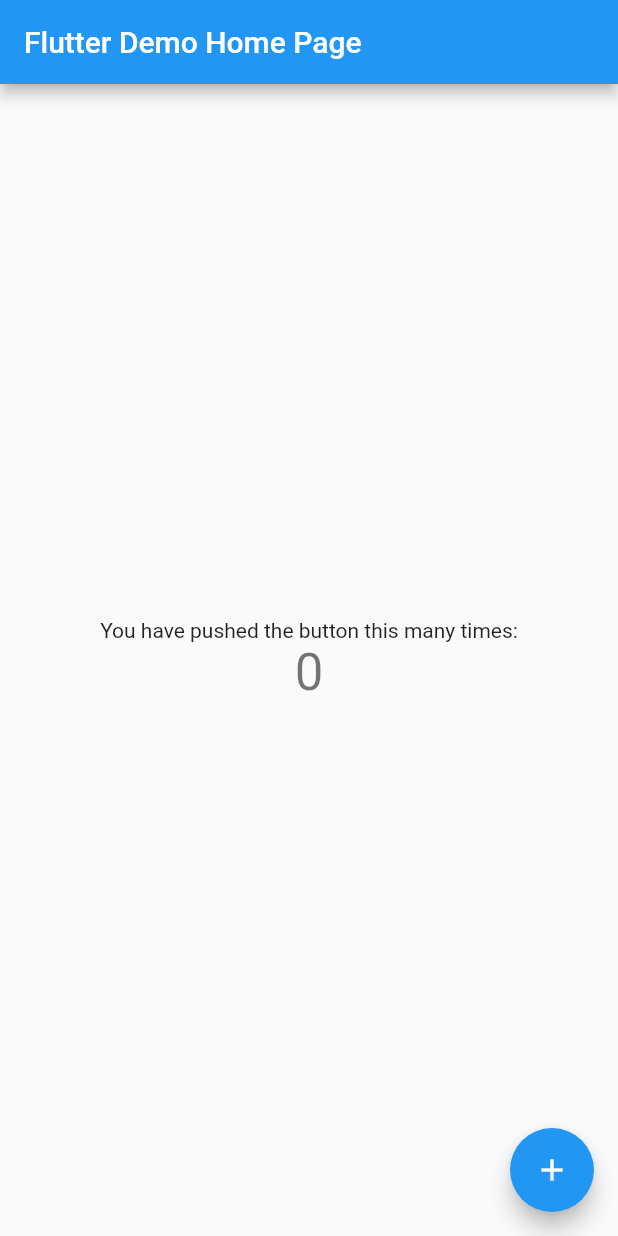
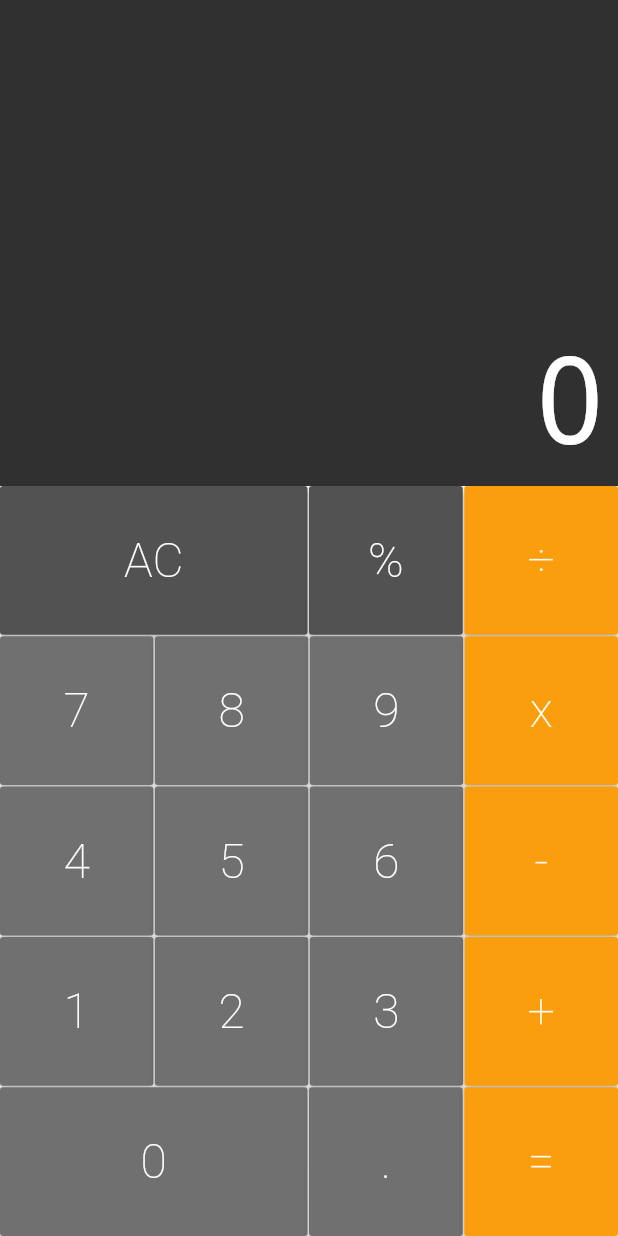
Before and after one commit to c-tsuyoki/curso-flutter-calculadora, a Flutter app: the screen it shows after launch, on a phone screen of 412 x 824 dp. Run offline on Flutter 3.47's test engine with Material 2 defaults, Android fonts, the phone set to English and light mode, and no system bars; drawn by our look-alikes of auto_size_text.

Commit message:
Implementing graphical interface

```diff
--- /dev/null
+++ b/lib/components/button.dart
@@ -0,0 +1,53 @@
+import 'package:flutter/material.dart';
+
+class Button extends StatelessWidget {
+  static const DARK = Color.fromRGBO(82, 82, 82, 1);
+  static const DEFAULT = Color.fromRGBO(112, 112, 112, 1);
+  static const OPERATION = Color.fromRGBO(250, 158, 13, 1);
+
+  final String text;
+  final bool big;
+  final Color color;
+  final void Function(String) cb;
+
+  Button({
+    @required this.text,
+    this.big = false,
+    this.color = DEFAULT,
+    @required this.cb,
+  });
+
+  Button.big({
+    @required this.text,
+    this.big = true,
+    this.color = DEFAULT,
+    @required this.cb,
+  });
+
+  Button.operation({
+    @required this.text,
+    this.big = false,
+    this.color = OPERATION,
+    @required this.cb,
+  });
+
+  @override
+  Widget build(BuildContext context) {
+    return Expanded(
+      flex: big ? 2 : 1,
+      // ignore: deprecated_member_use
+      child: RaisedButton(
+        color: this.color,
+        child: Text(
+          text,
+          style: TextStyle(
+            color: Colors.white,
+            fontSize: 32,
+            fontWeight: FontWeight.w200,
+          ),
+        ),
+        onPressed: () => cb(text),
+      ),
+    );
+  }
+}
--- /dev/null
+++ b/lib/components/button_row.dart
@@ -0,0 +1,23 @@
+import 'package:calculadora_curso_flutter/components/button.dart';
+import 'package:flutter/widgets.dart';
+import 'button.dart';
+
+class ButtonRow extends StatelessWidget {
+  final List<Button> buttons;
+
+  ButtonRow(this.buttons);
+
+  @override
+  Widget build(BuildContext context) {
+    return Expanded(
+      flex: 1,
+      child: Row(
+        crossAxisAlignment: CrossAxisAlignment.stretch,
+        children: buttons.fold(<Widget>[], (list, b) {
+          list.isEmpty ? list.add(b) : list.addAll([SizedBox(width: 1), b]);
+          return list;
+        }),
+      ),
+    );
+  }
+}
--- /dev/null
+++ b/lib/components/display.dart
@@ -0,0 +1,40 @@
+import 'package:flutter/material.dart';
+import 'package:auto_size_text/auto_size_text.dart';
+
+class Display extends StatelessWidget {
+  final String text;
+
+  Display(this.text);
+
+  @override
+  Widget build(BuildContext context) {
+    return Expanded(
+      flex: 1,
+      child: Container(
+        color: Color.fromRGBO(48, 48, 48, 1),
+        child: Column(
+          mainAxisAlignment: MainAxisAlignment.end,
+          crossAxisAlignment: CrossAxisAlignment.stretch,
+          children: <Widget>[
+            Padding(
+              padding: const EdgeInsets.all(8.0),
+              child: AutoSizeText(
+                text,
+                minFontSize: 20,
+                maxFontSize: 80,
+                maxLines: 1,
+                textAlign: TextAlign.end,
+                style: TextStyle(
+                  fontWeight: FontWeight.w100,
+                  decoration: TextDecoration.none,
+                  fontSize: 80,
+                  color: Colors.white,
+                ),
+              ),
+            ),
+          ],
+        ),
+      ),
+    );
+  }
+}
--- /dev/null
+++ b/lib/components/keyboard.dart
@@ -0,0 +1,52 @@
+import 'package:flutter/material.dart';
+import 'button.dart';
+import 'button_row.dart';
+
+class Keyboard extends StatelessWidget {
+  final void Function(String) cb;
+
+  Keyboard(this.cb);
+
+  @override
+  Widget build(BuildContext context) {
+    return Container(
+      height: 500,
+      child: Column(
+        children: <Widget>[
+          ButtonRow([
+            Button.big(text: 'AC', color: Button.DARK, cb: cb),
+            Button(text: '%', color: Button.DARK, cb: cb),
+            Button.operation(text: '÷', cb: cb),
+          ]),
+          SizedBox(height: 1),
+          ButtonRow([
+            Button(text: '7', cb: cb),
+            Button(text: '8', cb: cb),
+            Button(text: '9', cb: cb),
+            Button.operation(text: 'x', cb: cb),
+          ]),
+          SizedBox(height: 1),
+          ButtonRow([
+            Button(text: '4', cb: cb),
+            Button(text: '5', cb: cb),
+            Button(text: '6', cb: cb),
+            Button.operation(text: '-', cb: cb),
+          ]),
+          SizedBox(height: 1),
+          ButtonRow([
+            Button(text: '1', cb: cb),
+            Button(text: '2', cb: cb),
+            Button(text: '3', cb: cb),
+            Button.operation(text: '+', cb: cb),
+          ]),
+          SizedBox(height: 1),
+          ButtonRow([
+            Button.big(text: '0', cb: cb),
+            Button(text: '.', cb: cb),
+            Button.operation(text: '=', cb: cb),
+          ]),
+        ],
+      ),
+    );
+  }
+}
--- a/lib/main.dart
+++ b/lib/main.dart
@@ -1,113 +1,6 @@
 import 'package:flutter/material.dart';
+import 'screens/calculator.dart';
 
 void main() {
-  runApp(MyApp());
+  runApp(Calculator());
 }
-
-class MyApp extends StatelessWidget {
-  // This widget is the root of your application.
-  @override
-  Widget build(BuildContext context) {
-    return MaterialApp(
-      title: 'Flutter Demo',
-      theme: ThemeData(
-        // This is the theme of your application.
-        //
-        // Try running your application with "flutter run". You'll see the
-        // application has a blue toolbar. Then, without quitting the app, try
-        // changing the primarySwatch below to Colors.green and then invoke
-        // "hot reload" (press "r" in the console where you ran "flutter run",
-        // or simply save your changes to "hot reload" in a Flutter IDE).
-        // Notice that the counter didn't reset back to zero; the application
-        // is not restarted.
-        primarySwatch: Colors.blue,
-      ),
-      home: MyHomePage(title: 'Flutter Demo Home Page'),
-    );
-  }
-}
-
-class MyHomePage extends StatefulWidget {
-  MyHomePage({Key key, this.title}) : super(key: key);
-
-  // This widget is the home page of your application. It is stateful, meaning
-  // that it has a State object (defined below) that contains fields that affect
-  // how it looks.
-
-  // This class is the configuration for the state. It holds the values (in this
-  // case the title) provided by the parent (in this case the App widget) and
-  // used by the build method of the State. Fields in a Widget subclass are
-  // always marked "final".
-
-  final String title;
-
-  @override
-  _MyHomePageState createState() => _MyHomePageState();
-}
-
-class _MyHomePageState extends State<MyHomePage> {
-  int _counter = 0;
-
-  void _incrementCounter() {
-    setState(() {
-      // This call to setState tells the Flutter framework that something has
-      // changed in this State, which causes it to rerun the build method below
-      // so that the display can reflect the updated values. If we changed
-      // _counter without calling setState(), then the build method would not be
-      // called again, and so nothing would appear to happen.
-      _counter++;
-    });
-  }
-
-  @override
-  Widget build(BuildContext context) {
-    // This method is rerun every time setState is called, for instance as done
-    // by the _incrementCounter method above.
-    //
-    // The Flutter framework has been optimized to make rerunning build methods
-    // fast, so that you can just rebuild anything that needs updating rather
-    // than having to individually change instances of widgets.
-    return Scaffold(
-      appBar: AppBar(
-        // Here we take the value from the MyHomePage object that was created by
-        // the App.build method, and use it to set our appbar title.
-        title: Text(widget.title),
-      ),
-      body: Center(
-        // Center is a layout widget. It takes a single child and positions it
-        // in the middle of the parent.
-        child: Column(
-          // Column is also a layout widget. It takes a list of children and
-          // arranges them vertically. By default, it sizes itself to fit its
-          // children horizontally, and tries to be as tall as its parent.
-          //
-          // Invoke "debug painting" (press "p" in the console, choose the
-          // "Toggle Debug Paint" action from the Flutter Inspector in Android
-          // Studio, or the "Toggle Debug Paint" command in Visual Studio Code)
-          // to see the wireframe for each widget.
-          //
-          // Column has various properties to control how it sizes itself and
-          // how it positions its children. Here we use mainAxisAlignment to
-          // center the children vertically; the main axis here is the vertical
-          // axis because Columns are vertical (the cross axis would be
-          // horizontal).
-          mainAxisAlignment: MainAxisAlignment.center,
-          children: <Widget>[
-            Text(
-              'You have pushed the button this many times:',
-            ),
-            Text(
-              '$_counter',
-              style: Theme.of(context).textTheme.headline4,
-            ),
-          ],
-        ),
-      ),
-      floatingActionButton: FloatingActionButton(
-        onPressed: _incrementCounter,
-        tooltip: 'Increment',
-        child: Icon(Icons.add),
-      ), // This trailing comma makes auto-formatting nicer for build methods.
-    );
-  }
-}
--- /dev/null
+++ b/lib/models/memory.dart
@@ -0,0 +1,19 @@
+class Memory {
+  String _value = '0';
+
+  void applyCommand(String command) {
+    if (command == 'AC') {
+      _allClear();
+    } else {
+      _value += command;
+    }
+  }
+
+  _allClear() {
+    _value = '0';
+  }
+
+  String get value {
+    return _value;
+  }
+}
--- /dev/null
+++ b/lib/screens/calculator.dart
@@ -0,0 +1,32 @@
+import 'package:flutter/material.dart';
+import '../components/display.dart';
+import '../components/keyboard.dart';
+import '../models/memory.dart';
+
+class Calculator extends StatefulWidget {
+  @override
+  _CalculatorState createState() => _CalculatorState();
+}
+
+class _CalculatorState extends State<Calculator> {
+  final Memory memory = Memory();
+
+  _onPressed(String command) {
+    setState(() {
+      memory.applyCommand(command);
+    });
+  }
+
+  @override
+  Widget build(BuildContext context) {
+    return MaterialApp(
+      debugShowCheckedModeBanner: false,
+      home: Column(
+        children: <Widget>[
+          Display(memory.value),
+          Keyboard(_onPressed),
+        ],
+      ),
+    );
+  }
+}
--- a/pubspec.yaml
+++ b/pubspec.yaml
@@ -23,6 +23,7 @@
 dependencies:
   flutter:
     sdk: flutter
+  auto_size_text: ^2.1.0
 
 
   # The following adds the Cupertino Icons font to your application.
```
Also changed, not shown: pubspec.lock, 1 other file.
